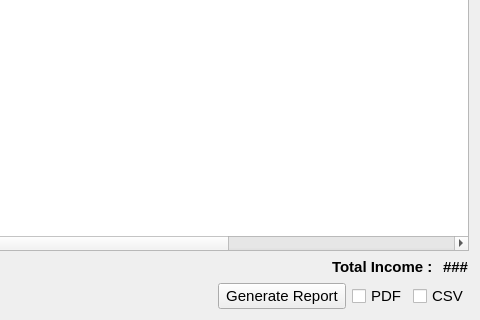
Qt form estorecpp/mdfsalessummary.ui (Watti/estorecpp) before a commit; both pictures show x 323 to 803 and y 166 to 486 of the 803 by 486 pixel window.
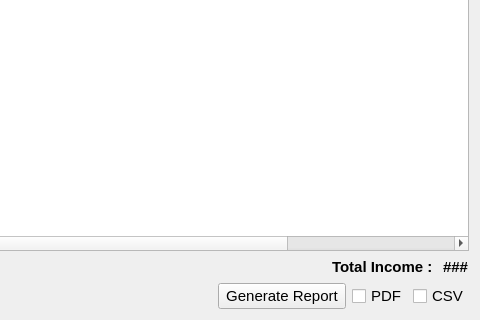
The same form after that commit.

Commit message: cvs support added for MDF report and fixed NAN issue

Patch:
```diff
--- a/estorecpp/mdfsalessummary.ui
+++ b/estorecpp/mdfsalessummary.ui
@@ -104,7 +104,7 @@
       <number>0</number>
      </property>
      <property name="columnCount">
-      <number>10</number>
+      <number>9</number>
      </property>
      <attribute name="horizontalHeaderVisible">
       <bool>true</bool>
@@ -121,7 +121,6 @@
      <column/>
      <column/>
      <column/>
-     <column/>
     </widget>
    </item>
    <item>
```
The commit also changes 1 other file.
